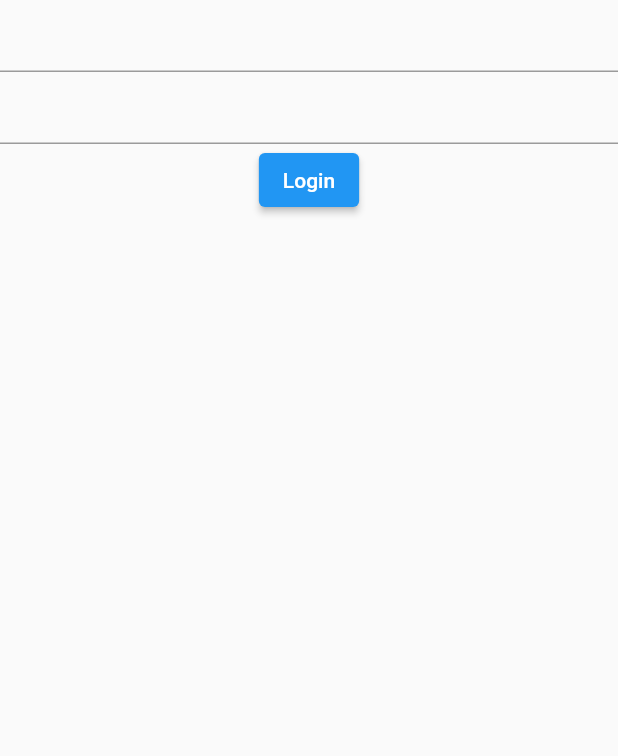
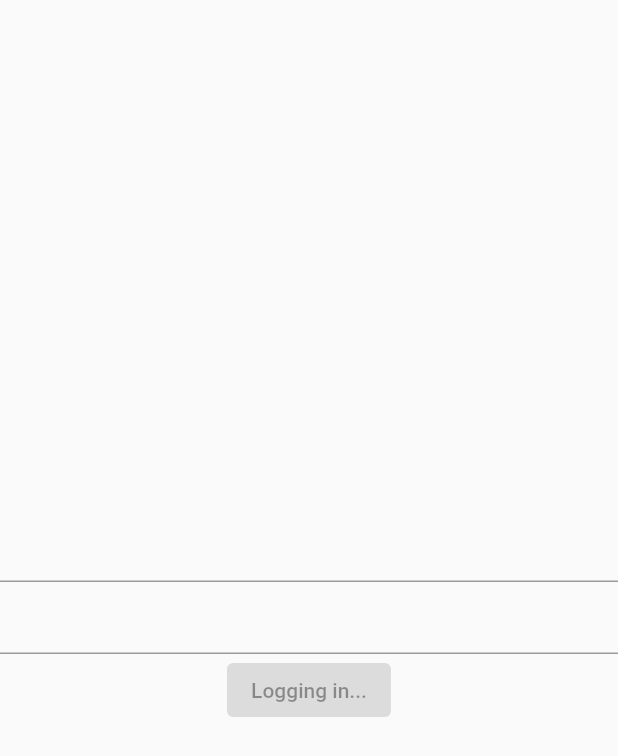
Before and after one commit to jankratochvilcz/kotobaten-flutter, a Flutter app: the screen it shows after launch, after a tap on "Login", on a phone screen of 412 x 824 dp. Shown: the top 756 px of the screen. Run offline on Flutter 3.47's test engine with Material 2 defaults, Android fonts, the light colour scheme and no system bars; our stand-ins replace freezed_annotation, hooks_riverpod.

Commit message:
Refactors Login into an MVVM patter

```diff
--- a/lib/main.dart
+++ b/lib/main.dart
@@ -1,7 +1,8 @@
 import 'package:flutter/material.dart';
-import 'package:kotobaten/views/screens/login.dart';
+import 'package:hooks_riverpod/hooks_riverpod.dart';
+import 'package:kotobaten/views/screens/login.view.dart';
 
-void main() => runApp(MyApp());
+void main() => runApp(const ProviderScope(child: MyApp()));
 
 class MyApp extends StatelessWidget {
   const MyApp({Key? key}) : super(key: key);
@@ -11,7 +12,7 @@ class MyApp extends StatelessWidget {
     return (const MaterialApp(
       title: 'Kotobaten',
       home: Scaffold(
-        body: LoginScreen()
+        body: LoginView()
       ),
     ));
   }
--- a/lib/views/screens/login.dart
+++ /dev/null
@@ -1,18 +0,0 @@
-import 'package:flutter/material.dart';
-
-class LoginScreen extends StatelessWidget {
-  const LoginScreen({Key? key}) : super(key: key);
-
-  void login() => {};
-
-  @override
-  Widget build(BuildContext context) {
-    return Column(
-      children: [
-        const TextField(),
-        const TextField(),
-        ElevatedButton(onPressed: login, child: const Text('Login'))
-      ],
-    );
-  }
-}
--- /dev/null
+++ b/lib/views/screens/login.model.dart
@@ -0,0 +1,13 @@
+import 'package:freezed_annotation/freezed_annotation.dart';
+
+part 'login.model.freezed.dart';
+
+@freezed
+class LoginModel with _$LoginModel {
+  const LoginModel._();
+
+  const factory LoginModel.initial() = Initial;
+  const factory LoginModel.loading() = Loading;
+  const factory LoginModel.error(String error) = Error;
+  const factory LoginModel.success(String token) = Success;
+}
--- /dev/null
+++ b/lib/views/screens/login.view.dart
@@ -0,0 +1,33 @@
+import 'package:flutter/material.dart';
+import 'package:hooks_riverpod/hooks_riverpod.dart';
+import 'package:kotobaten/views/screens/login.model.dart';
+import 'package:kotobaten/views/screens/login.viewmodel.dart';
+
+final _viewModelProvider =
+    StateNotifierProvider<LoginScreenViewModel, LoginModel>(
+        (ref) => LoginScreenViewModel());
+
+class LoginView extends HookConsumerWidget {
+  const LoginView({Key? key}) : super(key: key);
+
+  void login() => {};
+
+  @override
+  Widget build(BuildContext context, WidgetRef ref) {
+    final viewModel = ref.watch(_viewModelProvider.notifier);
+    final model = ref.watch(_viewModelProvider);
+
+    return Column(
+      mainAxisAlignment: MainAxisAlignment.center,
+      crossAxisAlignment: CrossAxisAlignment.center,
+      children: [
+        TextField(controller: viewModel.email),
+        TextField(controller: viewModel.password, obscureText: true),
+        ElevatedButton(
+            onPressed: model is! Loading ? viewModel.login : null,
+            child: Text(model is! Loading ? 'Login' : 'Logging in...')),
+        if (model is Error) Text(model.error)
+      ],
+    );
+  }
+}
--- /dev/null
+++ b/lib/views/screens/login.viewmodel.dart
@@ -0,0 +1,41 @@
+import 'dart:convert';
+
+import 'package:flutter/material.dart';
+import 'package:hooks_riverpod/hooks_riverpod.dart';
+import 'package:http/http.dart';
+import 'package:kotobaten/views/screens/login.model.dart';
+
+class LoginScreenViewModel extends StateNotifier<LoginModel> {
+  LoginScreenViewModel() : super(const LoginModel.initial());
+
+  TextEditingController email = TextEditingController();
+  TextEditingController password = TextEditingController();
+
+  String? token;
+
+  Future<bool> login() async {
+    state = const LoginModel.loading();
+
+    await Future.delayed(const Duration(seconds: 5));
+    final url = Uri.parse('https://kotobaten-api.azurewebsites.net/auth/login');
+    var loginResponse = await Client().post(url, body: {
+      'grant_type': 'password',
+      'username': email.text,
+      'password': password.text
+    });
+
+    if (loginResponse.statusCode != 200) {
+      state = LoginModel.error(loginResponse.statusCode.toString());
+      return false;
+    }
+
+    var deserializedResponse =
+        jsonDecode(utf8.decode(loginResponse.bodyBytes)) as Map;
+
+    var token = deserializedResponse['access_token'] as String;
+
+    state = LoginModel.success(token);
+
+    return true;
+  }
+}
```
Also changed, not shown: pubspec.yaml (+7 -0 lines), lib/views/screens/login.model.freezed.dart (added), pubspec.lock, 1 other file.
